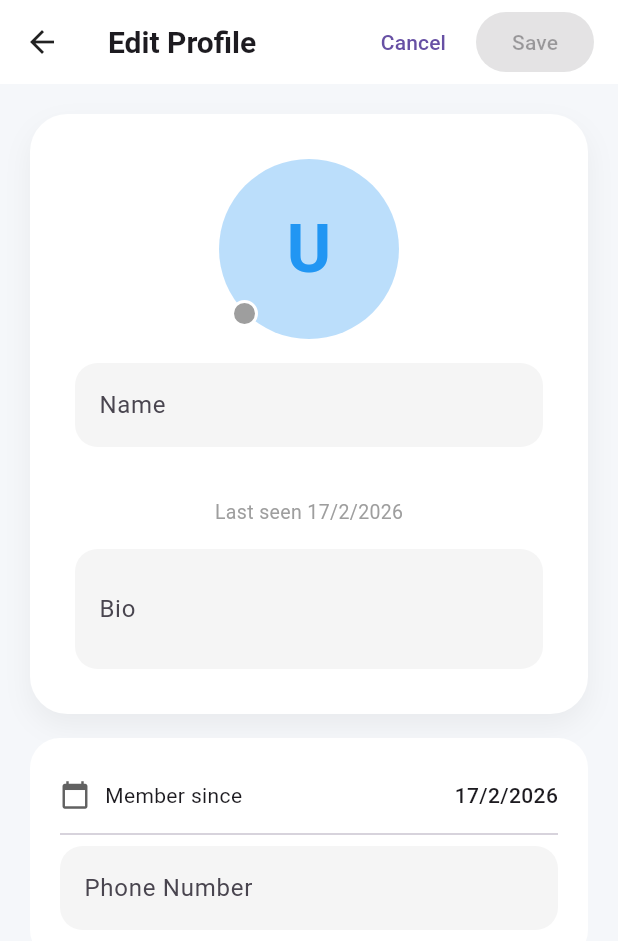
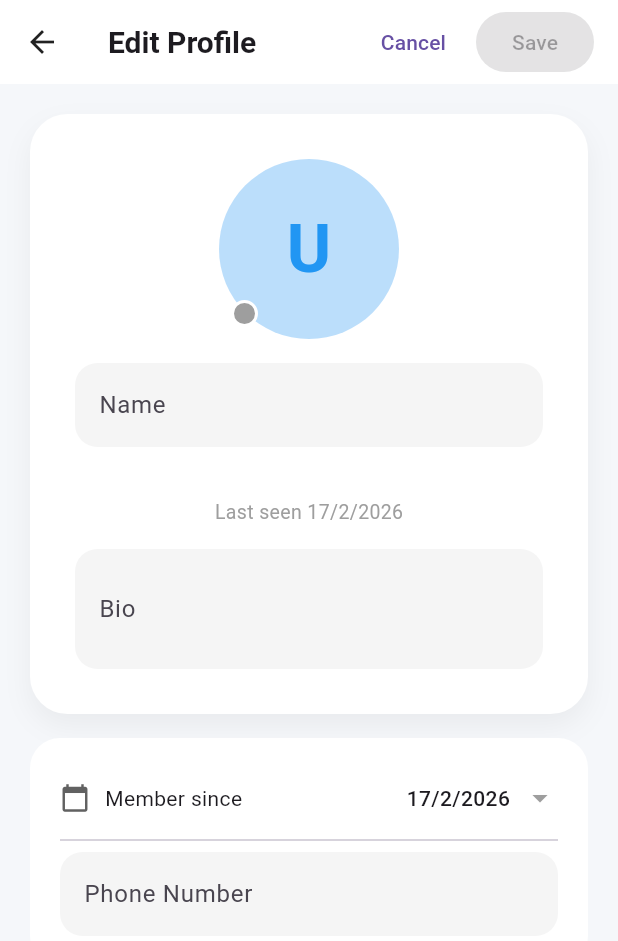
Before and after one commit to Athore07/Chatting-AppFlutter, a Flutter app: the ProfileScreen screen opened directly with empty values, after a tap on the "edit" icon, on a phone screen of 412 x 824 dp. Shown: the top 941 px of the screen. Run offline on Flutter 3.47's test engine with Material 3 defaults, Android fonts, the phone set to English and light mode, and no system bars; our stand-ins replace cloud_firestore, file_picker, firebase_auth, firebase_core, firebase_messaging, google_sign_in and 1 more; accounts and stored records are empty.

Commit message:
Add date picker for editable member since field in profile

```diff
--- a/lib/screens/profile.dart
+++ b/lib/screens/profile.dart
@@ -22,6 +22,7 @@ class _ProfileScreenState extends State<ProfileScreen> {
   late TextEditingController _nameController;
   late TextEditingController _bioController;
   late TextEditingController _phoneController;
+  DateTime? _memberSinceDate; // Add this for member since date
 
   // store original values
   Map<String, dynamic> _originalValues = {};
@@ -63,18 +64,21 @@ class _ProfileScreenState extends State<ProfileScreen> {
         "name": data['name'] ?? "",
         "bio": data['bio'] ?? "",
         "phoneNumber": data['phoneNumber'] ?? "",
+        "createdAt": data['createdAt'],
       };
 
       _nameController.text = _originalValues['name']!;
       _bioController.text = _originalValues['bio']!;
       _phoneController.text = _originalValues['phoneNumber']!;
+      _memberSinceDate = (data['createdAt'] as Timestamp?)?.toDate();
     });
   }
 
   void _checkChanges() {
     final changed = _nameController.text.trim() != _originalValues['name'] ||
         _bioController.text.trim() != _originalValues['bio'] ||
-        _phoneController.text.trim() != _originalValues['phoneNumber'];
+        _phoneController.text.trim() != _originalValues['phoneNumber'] ||
+        _memberSinceDate != (_originalValues['createdAt'] as Timestamp?)?.toDate();
 
     if (_hasChanges != changed) {
       setState(() {
@@ -92,6 +96,7 @@ class _ProfileScreenState extends State<ProfileScreen> {
       _nameController.text = _originalValues['name']!;
       _bioController.text = _originalValues['bio']!;
       _phoneController.text = _originalValues['phoneNumber']!;
+      _memberSinceDate = (_originalValues['createdAt'] as Timestamp?)?.toDate();
     });
   }
 
@@ -112,6 +117,9 @@ class _ProfileScreenState extends State<ProfileScreen> {
     if (_phoneController.text.trim() != _originalValues['phoneNumber']) {
       updates['phoneNumber'] = _phoneController.text.trim();
     }
+    if (_memberSinceDate != (_originalValues['createdAt'] as Timestamp?)?.toDate()) {
+      updates['createdAt'] = Timestamp.fromDate(_memberSinceDate!);
+    }
 
     if (updates.isNotEmpty) {
       await _firestore.collection('users').doc(widget.userId).update(updates);
@@ -126,6 +134,21 @@ class _ProfileScreenState extends State<ProfileScreen> {
       );
     } else {
       _cancelEditing(); // no updates, just cancel
+    }
+  }
+
+  Future<void> _selectDate() async {
+    final DateTime? picked = await showDatePicker(
+      context: context,
+      initialDate: _memberSinceDate ?? DateTime.now(),
+      firstDate: DateTime(2000),
+      lastDate: DateTime.now(),
+    );
+    if (picked != null && picked != _memberSinceDate) {
+      setState(() {
+        _memberSinceDate = picked;
+        _checkChanges();
+      });
     }
   }
 
@@ -155,6 +178,31 @@ class _ProfileScreenState extends State<ProfileScreen> {
             style: const TextStyle(fontWeight: FontWeight.w500),
           ),
         ],
+      ),
+    );
+  }
+
+  Widget _editableDateRow(IconData icon, String title) {
+    return Padding(
+      padding: const EdgeInsets.symmetric(vertical: 8),
+      child: InkWell(
+        onTap: _selectDate,
+        child: Row(
+          children: [
+            Icon(icon, size: 20, color: Colors.grey[700]),
+            const SizedBox(width: 10),
+            Text(title),
+            const Spacer(),
+            Text(
+              _memberSinceDate != null
+                  ? "${_memberSinceDate!.day}/${_memberSinceDate!.month}/${_memberSinceDate!.year}"
+                  : "Select date",
+              style: const TextStyle(fontWeight: FontWeight.w500),
+            ),
+            const SizedBox(width: 8),
+            const Icon(Icons.arrow_drop_down, color: Colors.grey),
+          ],
+        ),
       ),
     );
   }
@@ -372,7 +420,9 @@ class _ProfileScreenState extends State<ProfileScreen> {
                   ),
                   child: Column(
                     children: [
-                      _infoRow(Icons.calendar_today, "Member since",
+                      _isEditing
+                          ? _editableDateRow(Icons.calendar_today, "Member since")
+                          : _infoRow(Icons.calendar_today, "Member since",
                           _formatDate(data['createdAt'])),
                       const Divider(),
                       _isEditing
```
